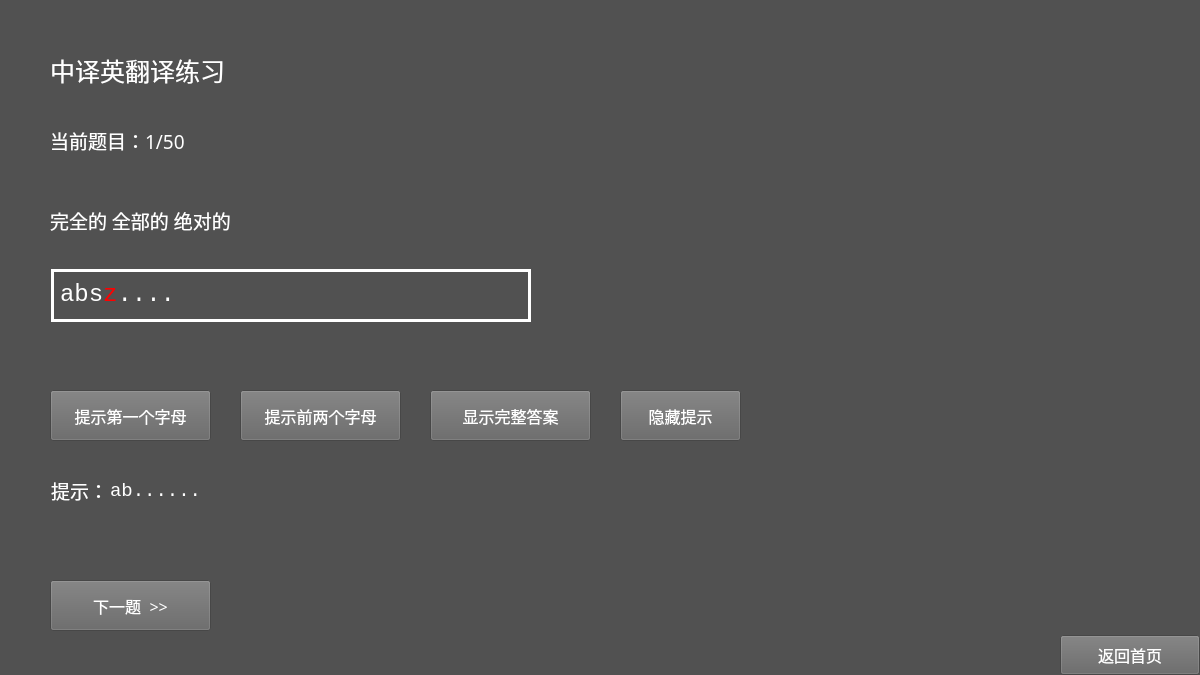
liyuxuan2003/ParrotWords, file Spell.ui: the form before one commit.
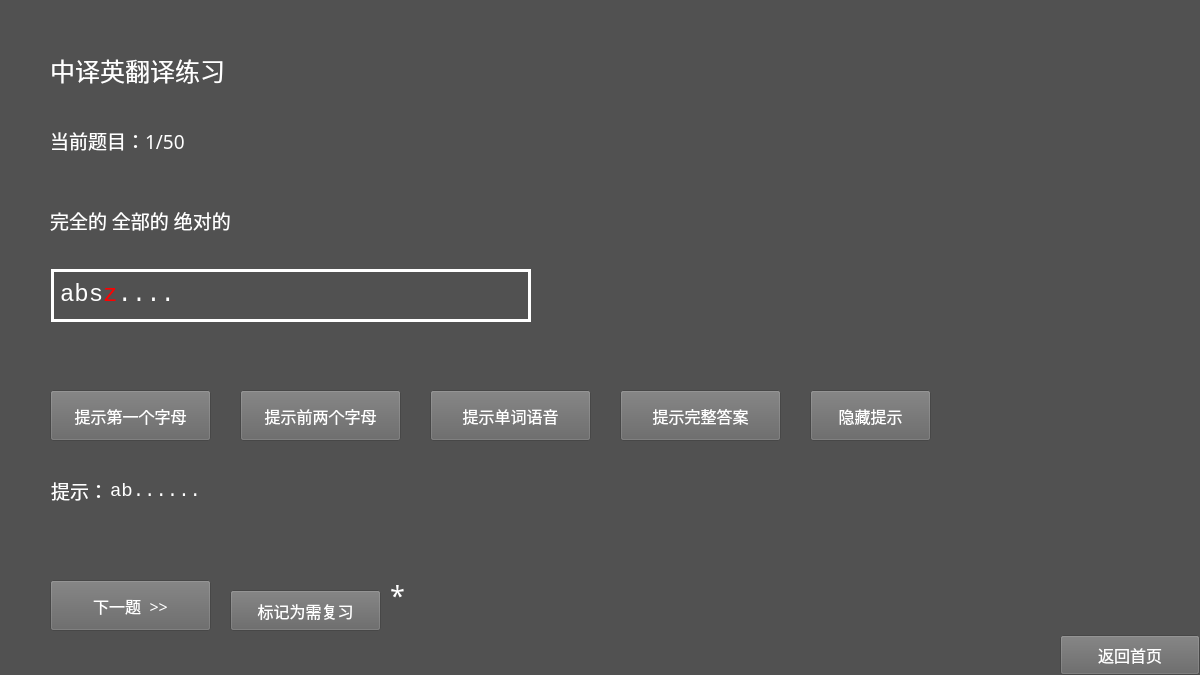
The form after the commit.

Patch:
```diff
--- a/Spell.ui
+++ b/Spell.ui
@@ -305,7 +305,7 @@
   <widget class="QPushButton" name="pushButtonTipA">
    <property name="geometry">
     <rect>
-     <x>430</x>
+     <x>620</x>
      <y>390</y>
      <width>161</width>
      <height>51</height>
@@ -325,7 +325,7 @@
 color: rgb(255, 255, 255);</string>
    </property>
    <property name="text">
-    <string>显示完整答案</string>
+    <string>提示完整答案</string>
    </property>
   </widget>
   <widget class="QLabel" name="labelTips">
@@ -381,7 +381,7 @@
   <widget class="QPushButton" name="pushButtonTipHide">
    <property name="geometry">
     <rect>
-     <x>620</x>
+     <x>810</x>
      <y>390</y>
      <width>121</width>
      <height>51</height>
@@ -404,6 +404,83 @@
     <string>隐藏提示</string>
    </property>
   </widget>
+  <widget class="QPushButton" name="pushButtonMark">
+   <property name="geometry">
+    <rect>
+     <x>230</x>
+     <y>590</y>
+     <width>151</width>
+     <height>41</height>
+    </rect>
+   </property>
+   <property name="font">
+    <font>
+     <family>等线</family>
+     <pointsize>12</pointsize>
+    </font>
+   </property>
+   <property name="focusPolicy">
+    <enum>Qt::NoFocus</enum>
+   </property>
+   <property name="styleSheet">
+    <string notr="true">background-color: rgb(100, 100, 100);
+color: rgb(255, 255, 255);</string>
+   </property>
+   <property name="text">
+    <string>标记为需复习</string>
+   </property>
+  </widget>
+  <widget class="QLabel" name="labelMark">
+   <property name="geometry">
+    <rect>
+     <x>390</x>
+     <y>580</y>
+     <width>31</width>
+     <height>31</height>
+    </rect>
+   </property>
+   <property name="font">
+    <font>
+     <family>等线</family>
+     <pointsize>20</pointsize>
+    </font>
+   </property>
+   <property name="styleSheet">
+    <string notr="true">color: rgb(255, 255, 255);</string>
+   </property>
+   <property name="text">
+    <string>*</string>
+   </property>
+   <property name="textFormat">
+    <enum>Qt::AutoText</enum>
+   </property>
+  </widget>
+  <widget class="QPushButton" name="pushButtonTipR">
+   <property name="geometry">
+    <rect>
+     <x>430</x>
+     <y>390</y>
+     <width>161</width>
+     <height>51</height>
+    </rect>
+   </property>
+   <property name="font">
+    <font>
+     <family>等线</family>
+     <pointsize>12</pointsize>
+    </font>
+   </property>
+   <property name="focusPolicy">
+    <enum>Qt::NoFocus</enum>
+   </property>
+   <property name="styleSheet">
+    <string notr="true">background-color: rgb(100, 100, 100);
+color: rgb(255, 255, 255);</string>
+   </property>
+   <property name="text">
+    <string>提示单词语音</string>
+   </property>
+  </widget>
  </widget>
  <resources/>
  <connections/>
```
